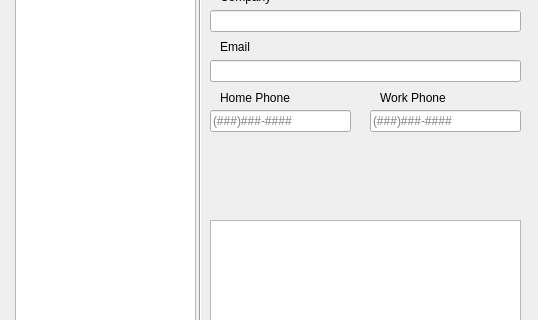
First picture: the form in interface.ui, repository cqoverly/SimpleContacts, before the edit; both pictures show x 0 to 538 and y 120 to 440 of the 538 by 576 pixel window.
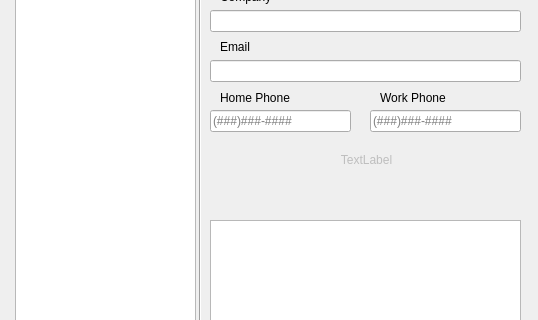
Second picture: the form after the edit.

Commit message: Add message label to alert user to issues, such as not having all required fields entered.

```diff
--- a/interface.ui
+++ b/interface.ui
@@ -307,6 +307,25 @@
      <string>Save</string>
     </property>
    </widget>
+   <widget class="QLabel" name="lbl_message">
+    <property name="enabled">
+     <bool>false</bool>
+    </property>
+    <property name="geometry">
+     <rect>
+      <x>216</x>
+      <y>270</y>
+      <width>301</width>
+      <height>20</height>
+     </rect>
+    </property>
+    <property name="text">
+     <string>TextLabel</string>
+    </property>
+    <property name="alignment">
+     <set>Qt::AlignCenter</set>
+    </property>
+   </widget>
   </widget>
   <widget class="QMenuBar" name="menubar">
    <property name="geometry">
```
Left out of the diff: 2 changed lines with no effect on the pictures.
